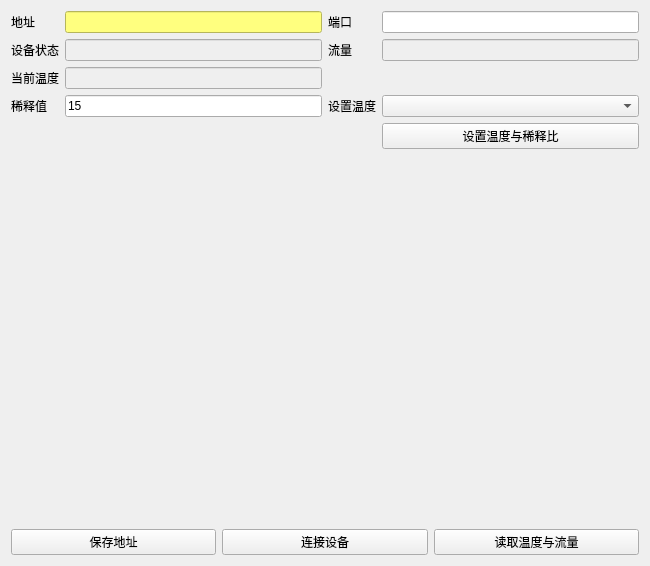
Above: midesettingpage.ui from walkblank/measureTool before the change. Below: the same form after it.
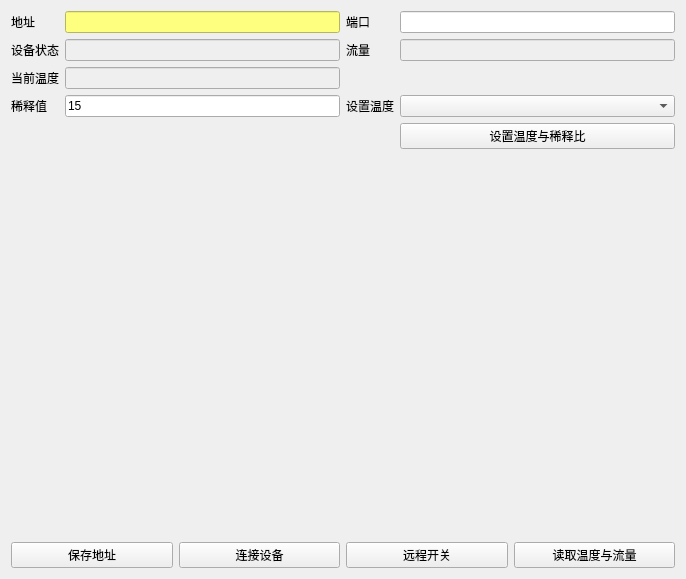
That is the form after the change.

Commit message: 1. add remote switch for mide device

What changed in the file:
```diff
--- a/midesettingpage.ui
+++ b/midesettingpage.ui
@@ -6,8 +6,8 @@
    <rect>
     <x>0</x>
     <y>0</y>
-    <width>650</width>
-    <height>566</height>
+    <width>686</width>
+    <height>579</height>
    </rect>
   </property>
   <property name="windowTitle">
@@ -150,6 +150,13 @@
        </property>
       </widget>
      </item>
+     <item>
+      <widget class="QPushButton" name="remoteSwiBtn">
+       <property name="text">
+        <string>远程开关</string>
+       </property>
+      </widget>
+     </item>
      <item>
       <widget class="QPushButton" name="readTempBtn">
        <property name="text">
```
The commit also changes 5 other files.
